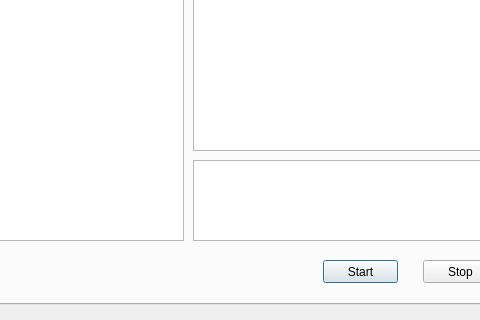
The window that wl_tcpServer/dialog.ui (gessd/my_qt) describes before a commit, drawn with Qt 5; both pictures show x 249 to 729 and y 286 to 606 of the 816 by 606 pixel window.
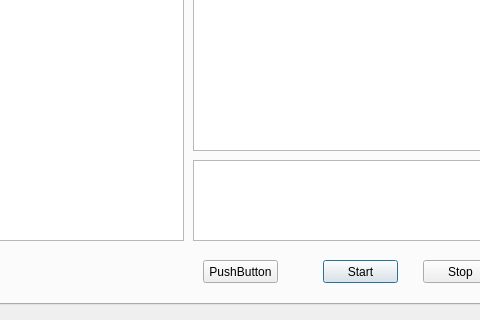
The same window after the commit.

Diff of the .ui file:
```diff
--- a/wl_tcpServer/dialog.ui
+++ b/wl_tcpServer/dialog.ui
@@ -149,6 +149,19 @@
       </rect>
      </property>
     </widget>
+    <widget class="QPushButton" name="pushButton">
+     <property name="geometry">
+      <rect>
+       <x>450</x>
+       <y>520</y>
+       <width>75</width>
+       <height>23</height>
+      </rect>
+     </property>
+     <property name="text">
+      <string>PushButton</string>
+     </property>
+    </widget>
    </widget>
    <widget class="QWidget" name="infotab">
     <attribute name="title">
```
